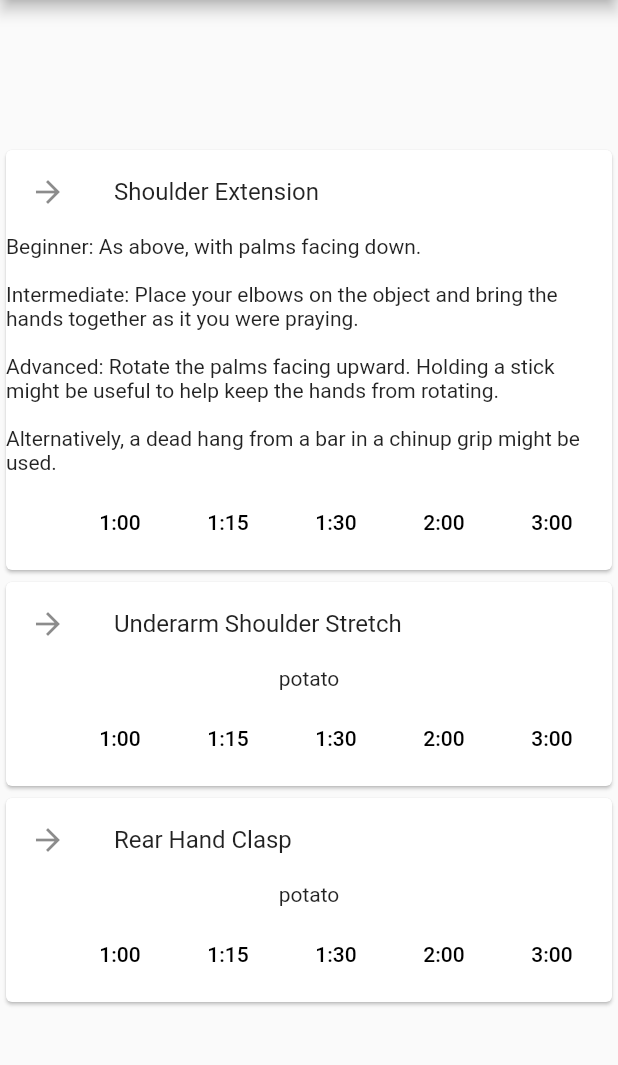
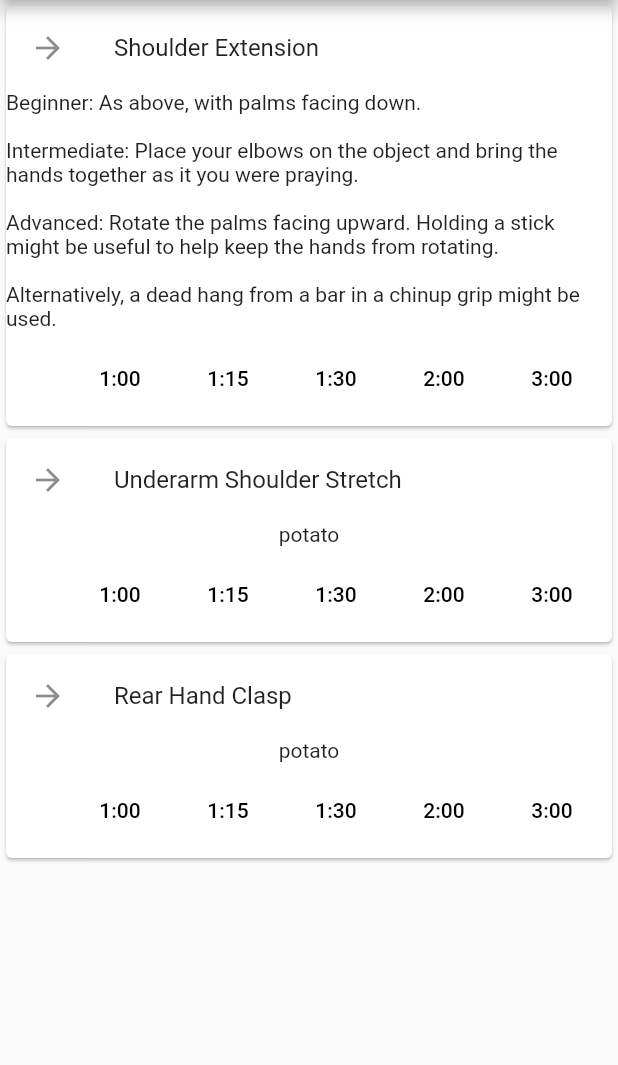
Before and after one commit to JasonAHeron/StartingStretching, a Flutter app: the screen it shows after launch, on a phone screen of 412 x 824 dp, the part 84-1149 px from its top. Run offline on Flutter 3.47's test engine with Material 2 defaults, Android fonts, the phone set to English and light mode, and no system bars; our stand-ins replace percent_indicator.

Commit message:
dismissable working

```diff
--- a/lib/main.dart
+++ b/lib/main.dart
@@ -47,21 +47,31 @@ class MyHomePageState extends State<MyHomePage> {
       appBar: AppBar(
         title: Text(widget.title),
       ),
-      body: Center(
-        child: Column(
-          mainAxisAlignment: MainAxisAlignment.center,
-          children: <Widget>[
-            StretchCard(
-              "Shoulder Extension",
-              "Beginner: As above, with palms facing down.\n\nIntermediate: Place your elbows on the object and bring the hands together as it you were praying.\n\nAdvanced: Rotate the palms facing upward. Holding a stick might be useful to help keep the hands from rotating.\n\nAlternatively, a dead hang from a bar in a chinup grip might be used.",
-            ),
-            StretchCard("Underarm Shoulder Stretch", "potato"),
-            StretchCard(
-              "Rear Hand Clasp",
-              "potato",
-            )
-          ],
-        ),
+      body: ListView.builder(
+        itemCount: stretchList.length,
+        itemBuilder: (context, index) {
+          final item = stretchList[index];
+          return Dismissible(
+            // Each Dismissible must contain a Key. Keys allow Flutter to
+            // uniquely identify Widgets.
+            key: Key(item.title),
+            // We also need to provide a function that tells our app
+            // what to do after an item has been swiped away.
+            onDismissed: (direction) {
+              // Remove the item from our data source.
+              setState(() {
+                stretchList.removeAt(index);
+              });
+
+              // Then show a snackbar!
+              Scaffold.of(context)
+                  .showSnackBar(SnackBar(content: Text("$item dismissed")));
+            },
+            // Show a red background as the item is swiped away
+            background: Container(color: Colors.red),
+            child: item,
+          );
+        },
       ),
     );
   }
```
